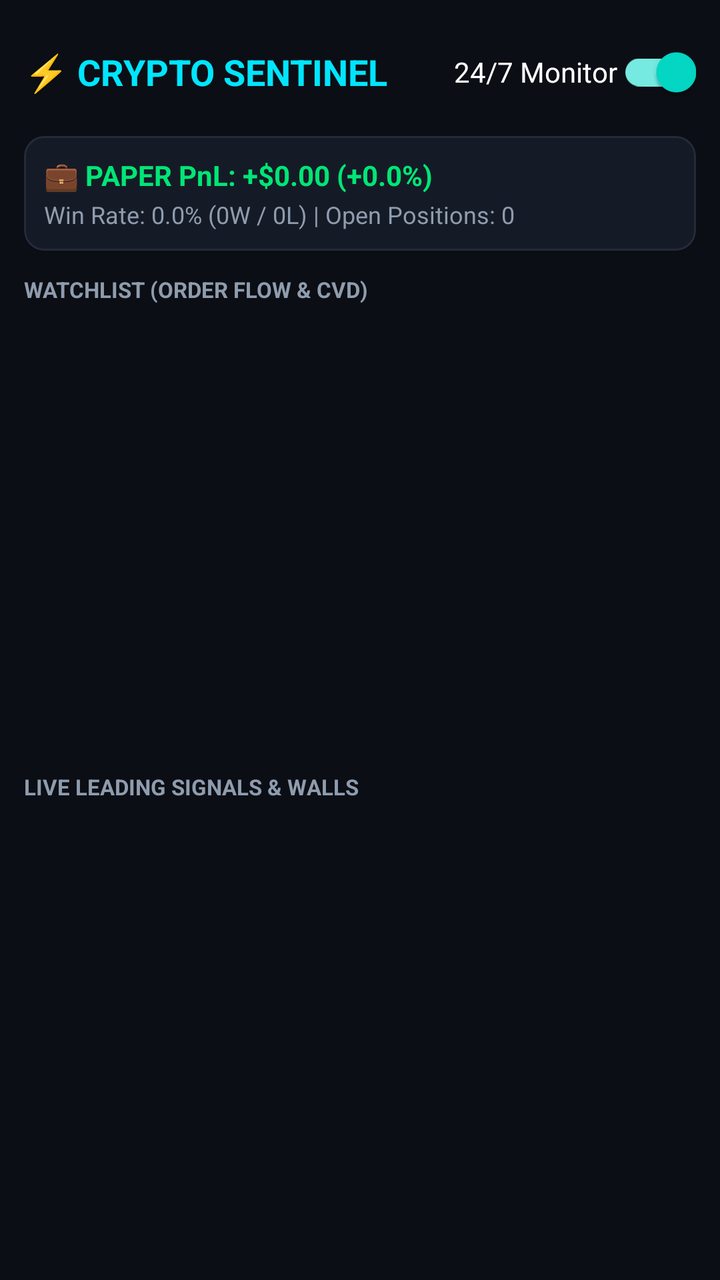
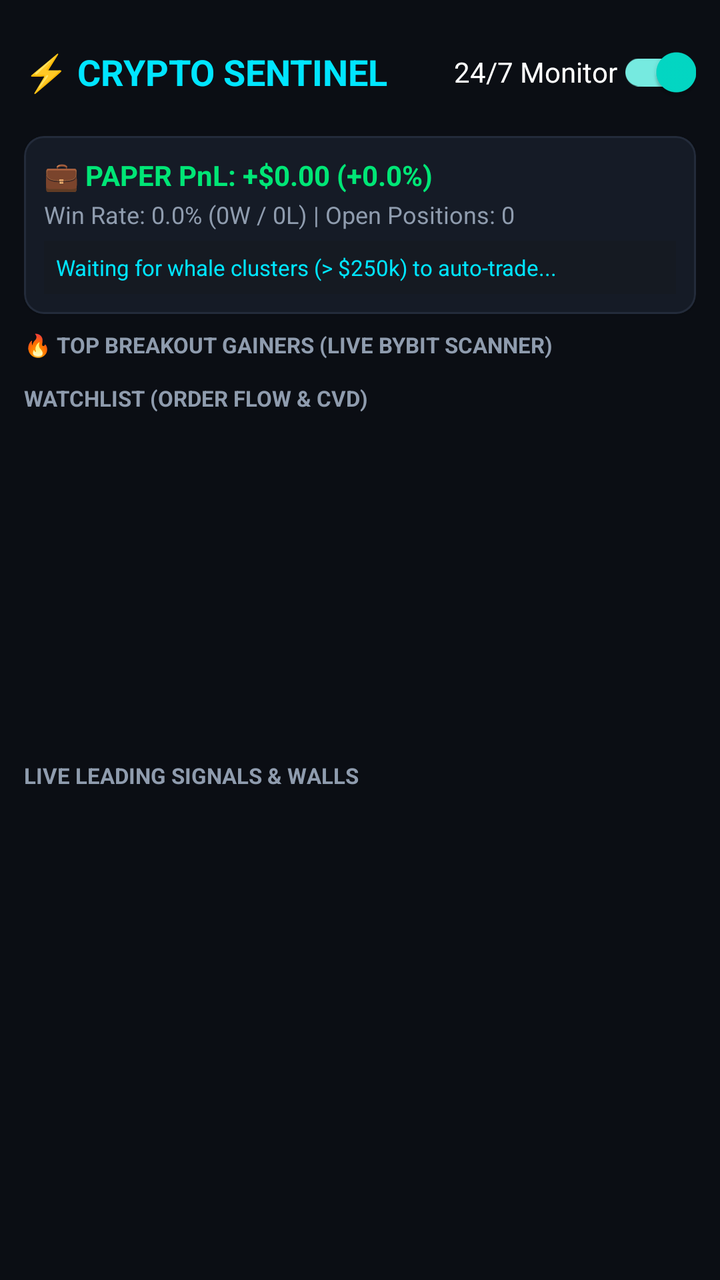

An Android layout rendered at two revisions. The XML below is the earlier revision; the diff shows what the commit changed to produce the second picture.
<!-- AndroidManifest.xml: application theme Theme.CryptoSentinel -->
<!-- res/layout/activity_main.xml -->
<?xml version="1.0" encoding="utf-8"?>
<LinearLayout xmlns:android="http://schemas.android.com/apk/res/android"
    xmlns:app="http://schemas.android.com/apk/res-auto"
    android:layout_width="match_parent"
    android:layout_height="match_parent"
    android:background="@color/bg_dark"
    android:orientation="vertical"
    android:padding="12dp">

    
    <LinearLayout
        android:layout_width="match_parent"
        android:layout_height="wrap_content"
        android:gravity="center_vertical"
        android:orientation="horizontal">

        <TextView
            android:layout_width="0dp"
            android:layout_height="wrap_content"
            android:layout_weight="1"
            android:text="⚡ CRYPTO SENTINEL"
            android:textColor="@color/primary_cyan"
            android:textSize="18sp"
            android:textStyle="bold" />

        <com.google.android.material.switchmaterial.SwitchMaterial
            android:id="@+id/switchService"
            android:layout_width="wrap_content"
            android:layout_height="wrap_content"
            android:checked="true"
            android:text="24/7 Monitor"
            android:textColor="@color/text_white" />
    </LinearLayout>

    
    <com.google.android.material.card.MaterialCardView
        android:layout_width="match_parent"
        android:layout_height="wrap_content"
        android:layout_marginTop="8dp"
        app:cardBackgroundColor="@color/card_bg"
        app:cardCornerRadius="10dp"
        app:strokeColor="@color/card_border"
        app:strokeWidth="1dp">

        <LinearLayout
            android:layout_width="match_parent"
            android:layout_height="wrap_content"
            android:orientation="vertical"
            android:padding="10dp">

            <TextView
                android:id="@+id/tvPaperPnl"
                android:layout_width="wrap_content"
                android:layout_height="wrap_content"
                android:text="💼 PAPER PnL: +$0.00 (+0.0%)"
                android:textColor="@color/neon_green"
                android:textSize="14sp"
                android:textStyle="bold" />

            <TextView
                android:id="@+id/tvPaperWinRate"
                android:layout_width="wrap_content"
                android:layout_height="wrap_content"
                android:layout_marginTop="2dp"
                android:text="Win Rate: 0.0% (0W / 0L) | Open Positions: 0"
                android:textColor="@color/text_dim"
                android:textSize="12sp" />
        </LinearLayout>
    </com.google.android.material.card.MaterialCardView>

    
    <TextView
        android:layout_width="wrap_content"
        android:layout_height="wrap_content"
        android:layout_marginTop="12dp"
        android:layout_marginBottom="4dp"
        android:text="WATCHLIST (ORDER FLOW &amp; CVD)"
        android:textColor="@color/text_dim"
        android:textSize="11sp"
        android:textStyle="bold" />

    
    <androidx.recyclerview.widget.RecyclerView
        android:id="@+id/rvCoins"
        android:layout_width="match_parent"
        android:layout_height="220dp"
        android:clipToPadding="false"
        android:scrollbars="vertical" />

    
    <TextView
        android:layout_width="wrap_content"
        android:layout_height="wrap_content"
        android:layout_marginTop="10dp"
        android:layout_marginBottom="4dp"
        android:text="LIVE LEADING SIGNALS &amp; WALLS"
        android:textColor="@color/text_dim"
        android:textSize="11sp"
        android:textStyle="bold" />

    
    <androidx.recyclerview.widget.RecyclerView
        android:id="@+id/rvAlerts"
        android:layout_width="match_parent"
        android:layout_height="0dp"
        android:layout_weight="1"
        android:clipToPadding="false"
        android:scrollbars="vertical" />

</LinearLayout>
<!-- resources referenced by this layout -->
<resources>
  <color name="bg_dark">#0B0E14</color>
  <color name="card_bg">#151B26</color>
  <color name="card_border">#232B3A</color>
  <color name="neon_green">#00E676</color>
  <color name="primary_cyan">#00E5FF</color>
  <color name="text_dim">#8F9CAE</color>
  <color name="text_white">#FFFFFF</color>
  <style name="Theme.CryptoSentinel" parent="Theme.MaterialComponents.DayNight.NoActionBar">
          <item name="colorPrimary">@color/primary_cyan</item>
          <item name="colorPrimaryVariant">@color/primary_cyan</item>
          <item name="colorOnPrimary">@color/bg_dark</item>
          <item name="android:windowBackground">@color/bg_dark</item>
          <item name="android:statusBarColor">@color/bg_dark</item>
          <item name="android:navigationBarColor">@color/bg_dark</item>
      </style>
</resources>

<!-- the commit's change to res/layout/activity_main.xml (unified diff, before → after) -->
@@ -65,6 +65,17 @@
                 android:text="Win Rate: 0.0% (0W / 0L) | Open Positions: 0"
                 android:textColor="@color/text_dim"
                 android:textSize="12sp" />
+
+            <TextView
+                android:id="@+id/tvActivePositions"
+                android:layout_width="match_parent"
+                android:layout_height="wrap_content"
+                android:layout_marginTop="5dp"
+                android:background="#151A22"
+                android:padding="6dp"
+                android:text="Waiting for whale clusters (&gt; $250k) to auto-trade..."
+                android:textColor="@color/primary_cyan"
+                android:textSize="11sp" />
         </LinearLayout>
     </com.google.android.material.card.MaterialCardView>
 
@@ -72,7 +83,26 @@
     <TextView
         android:layout_width="wrap_content"
         android:layout_height="wrap_content"
-        android:layout_marginTop="12dp"
+        android:layout_marginTop="8dp"
+        android:layout_marginBottom="4dp"
+        android:text="🔥 TOP BREAKOUT GAINERS (LIVE BYBIT SCANNER)"
+        android:textColor="@color/text_dim"
+        android:textSize="11sp"
+        android:textStyle="bold" />
+
+    
+    <androidx.recyclerview.widget.RecyclerView
+        android:id="@+id/rvGainers"
+        android:layout_width="match_parent"
+        android:layout_height="wrap_content"
+        android:clipToPadding="false"
+        android:orientation="horizontal" />
+
+    
+    <TextView
+        android:layout_width="wrap_content"
+        android:layout_height="wrap_content"
+        android:layout_marginTop="8dp"
         android:layout_marginBottom="4dp"
         android:text="WATCHLIST (ORDER FLOW &amp; CVD)"
         android:textColor="@color/text_dim"
@@ -83,7 +113,7 @@
     <androidx.recyclerview.widget.RecyclerView
         android:id="@+id/rvCoins"
         android:layout_width="match_parent"
-        android:layout_height="220dp"
+        android:layout_height="160dp"
         android:clipToPadding="false"
         android:scrollbars="vertical" />
 
